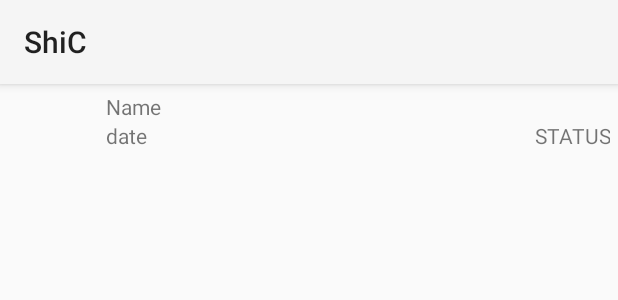
After one commit to razvancojocaru/DevHacks, an Android app: the layout list_history_elem.xml on its own in the app's theme, with its tools: preview values and no code run, on a phone screen of 412 x 824 dp. The commit adds this screen. Shown: the top 300 px of the screen. Run offline under Robolectric (Android 15) with nearby library versions, the phone set to English and light mode, and no system bars.

Commit message:
added History

```diff
--- a/ShiC/app/src/main/AndroidManifest.xml
+++ b/ShiC/app/src/main/AndroidManifest.xml
@@ -64,7 +64,8 @@
         </activity>
         <activity
             android:name=".DirectionsActivity"
-            android:label="Map"/>
+            android:label="Map" />
+        <activity android:name=".HistoryActivity"></activity>
     </application>
 
 </manifest>
--- a/ShiC/app/src/main/java/com/shic/shic/NgoListAdapter.java
+++ b/ShiC/app/src/main/java/com/shic/shic/NgoListAdapter.java
@@ -59,7 +59,6 @@ class NgoListAdapter extends BaseAdapter {
         holder.cause = (TextView) rowView.findViewById(R.id.causes);
         holder.cause.setText(ngo.cause);
         holder.distance = (TextView) rowView.findViewById(R.id.distance);
-        //TODO compute distance somewhere
         holder.distance.setText(String.format("%.2f", ngo.distance/1000) + "km");
         rowView.setOnClickListener(new OnClickListener() {
             @Override
--- /dev/null
+++ b/ShiC/app/src/main/res/layout/list_history_elem.xml
@@ -0,0 +1,48 @@
+<?xml version="1.0" encoding="utf-8"?>
+<LinearLayout xmlns:android="http://schemas.android.com/apk/res/android"
+    android:layout_width="match_parent"
+    android:layout_height="match_parent"
+    android:orientation="horizontal"
+    android:padding="5dp">
+
+    <ImageView
+        android:layout_width="0dp"
+        android:layout_height="wrap_content"
+        android:layout_weight="15"
+        android:id="@+id/categoryImage"
+        android:adjustViewBounds="true"
+        android:scaleType="fitXY"/>
+
+    <LinearLayout
+        android:layout_width="0dp"
+        android:layout_height="wrap_content"
+        android:orientation="vertical"
+        android:layout_weight="85"
+        android:paddingLeft="5dp">
+
+        <TextView
+            android:id="@+id/name"
+            android:layout_width="match_parent"
+            android:layout_height="wrap_content"
+            android:text="Name" />
+        <LinearLayout
+            android:layout_width="match_parent"
+            android:layout_height="wrap_content"
+            android:orientation="horizontal">
+            <TextView
+                android:id="@+id/date"
+                android:layout_width="0dp"
+                android:layout_weight="50"
+                android:layout_height="wrap_content"
+                android:text="date" />
+            <TextView
+                android:id="@+id/status"
+                android:layout_width="0dp"
+                android:layout_weight="50"
+                android:layout_height="wrap_content"
+                android:gravity="end"
+                android:text="STATUS" />
+        </LinearLayout>
+    </LinearLayout>
+
+</LinearLayout>
```
Also changed, not shown: ShiC/app/src/main/java/com/shic/shic/HistoryActivity.java (added, +98 -0 lines), ShiC/app/src/main/java/com/shic/shic/HistoryAdapter.java (added, +106 -0 lines), ShiC/app/src/main/java/com/shic/shic/MainActivity.java (+5 -48 lines), ShiC/app/src/main/res/ic_history_black_36dp/ios/ic_history_36pt.imageset/Contents.json (added, +23 -0 lines), ShiC/app/src/main/res/layout/activity_history.xml (added, +15 -0 lines), ShiC/app/src/main/res/menu/menu.xml (+8 -1 lines), ShiC/app/src/main/res/drawable/history.png (added), ShiC/app/src/main/res/ic_history_black_36dp/android/drawable-hdpi/ic_history_black_36dp.png (added), ShiC/app/src/main/res/ic_history_black_36dp/android/drawable-mdpi/ic_history_black_36dp.png (added), ShiC/app/src/main/res/ic_history_black_36dp/android/drawable-xhdpi/ic_history_black_36dp.png (added), ShiC/app/src/main/res/ic_history_black_36dp/android/drawable-xxhdpi/ic_history_black_36dp.png (added), ShiC/app/src/main/res/ic_history_black_36dp/android/drawable-xxxhdpi/ic_history_black_36dp.png (added), ShiC/app/src/main/res/ic_history_black_36dp/ios/ic_history_36pt.imageset/ic_history_36pt.png (added), ShiC/app/src/main/res/ic_history_black_36dp/ios/ic_history_36pt.imageset/ic_history_36pt_2x.png (added), 3 more files.
